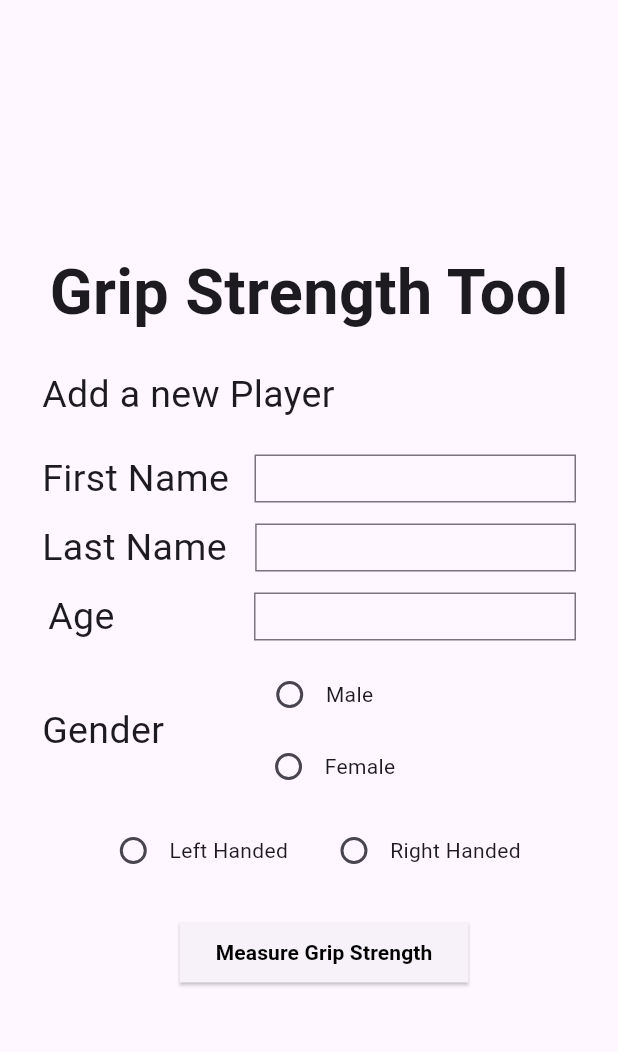
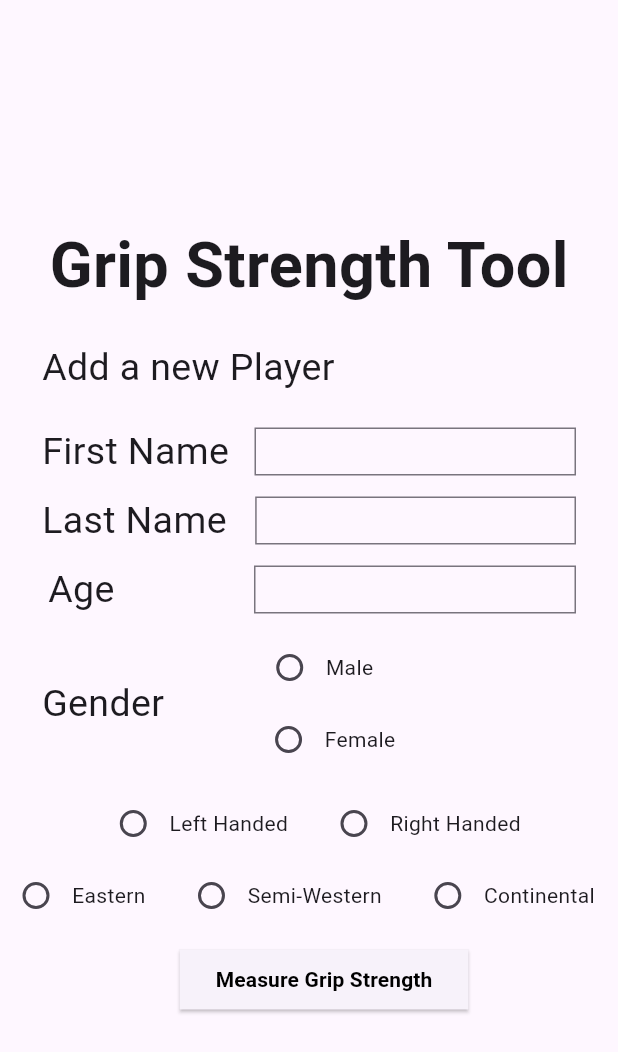
Before and after one commit to HopeCollegeCS/GripFixer, a Flutter app: the NewPlayerPage screen opened by its route, on a phone screen of 412 x 824 dp. Shown: the top 1052 px of the screen. Run offline on Flutter 3.47's test engine with Material 3 defaults, Android fonts, the phone set to English and light mode, and no system bars; our stand-ins replace camera, go_router, sqflite, video_player; accounts and stored records are empty.

Commit message:
forehandGrip field

```diff
--- a/lib/new_player_page.dart
+++ b/lib/new_player_page.dart
@@ -19,6 +19,7 @@ String placeholderAge = "";
 String gender = "";
 String hand = "";
 int strength = 0;
+String forehandGrip = "";
 
 Future<int> buttonAction(BuildContext context) {
   var state = Provider.of<AppState>(context, listen: false);
@@ -30,7 +31,9 @@ Future<int> buttonAction(BuildContext context) {
     age: age,
     gender: gender,
     hand: hand,
-      strength: strength);
+    strength: strength,
+    forehandGrip: forehandGrip,
+  );
 
   state.setPerson(newPerson);
   var db = state.sqfl;
@@ -227,7 +230,44 @@ class _NewPlayer extends State<NewPlayerPage> {
           const Text('Right Handed'),
         ],
       )),
-      const SizedBox(height: 20),
+      Center(
+          child: Row(
+        children: [
+          Radio(
+            value: 'Eastern',
+            groupValue: forehandGrip,
+            onChanged: (value) {
+              setState(() {
+                forehandGrip = 'Eastern';
+              });
+            },
+          ),
+          const Text('Eastern'),
+          const SizedBox(width: 20.0),
+          Radio(
+            value: 'Semi-Western',
+            groupValue: forehandGrip,
+            onChanged: (value) {
+              setState(() {
+                forehandGrip = 'Semi-Western';
+              });
+            },
+          ),
+          const Text('Semi-Western'),
+          const SizedBox(width: 20.0),
+          Radio(
+            value: 'Continental',
+            groupValue: forehandGrip,
+            onChanged: (value) {
+              setState(() {
+                forehandGrip = 'Continental';
+              });
+            },
+          ),
+          const Text('Continental'),
+        ],
+      )),
+      const SizedBox(height: 8),
       Row(
         mainAxisAlignment: MainAxisAlignment.center,
         children: [
--- a/lib/person.dart
+++ b/lib/person.dart
@@ -10,6 +10,7 @@ class Person {
   String? gender;
   String? hand;
   int? strength;
+  String? forehandGrip;
 
   Person({
     this.player_id,
@@ -19,6 +20,7 @@ class Person {
     this.gender,
     this.hand,
     this.strength,
+    this.forehandGrip,
   });
 
   Person setPerson(Person person) {
@@ -29,6 +31,7 @@ class Person {
     gender = person.gender;
     hand = person.hand;
     strength = person.strength;
+    forehandGrip = person.forehandGrip;
     return this;
   }
 
@@ -43,6 +46,7 @@ class Person {
       'gender': gender,
       'hand': hand,
       'strength': strength,
+      'forehandGrip': forehandGrip,
     };
   }
 
@@ -50,6 +54,6 @@ class Person {
   // each player when using the print statement.
   @override
   String toString() {
-    return 'Person{player_id: $player_id, firstName: $firstName, lastName: $lastName, age: $age, gender: $gender, hand: $hand, strength: $strength}';
+    return 'Person{player_id: $player_id, firstName: $firstName, lastName: $lastName, age: $age, gender: $gender, hand: $hand, strength: $strength, forehandGrip: $forehandGrip}';
   }
 }
```
Lines whose indentation alone changed are shown as unchanged.
